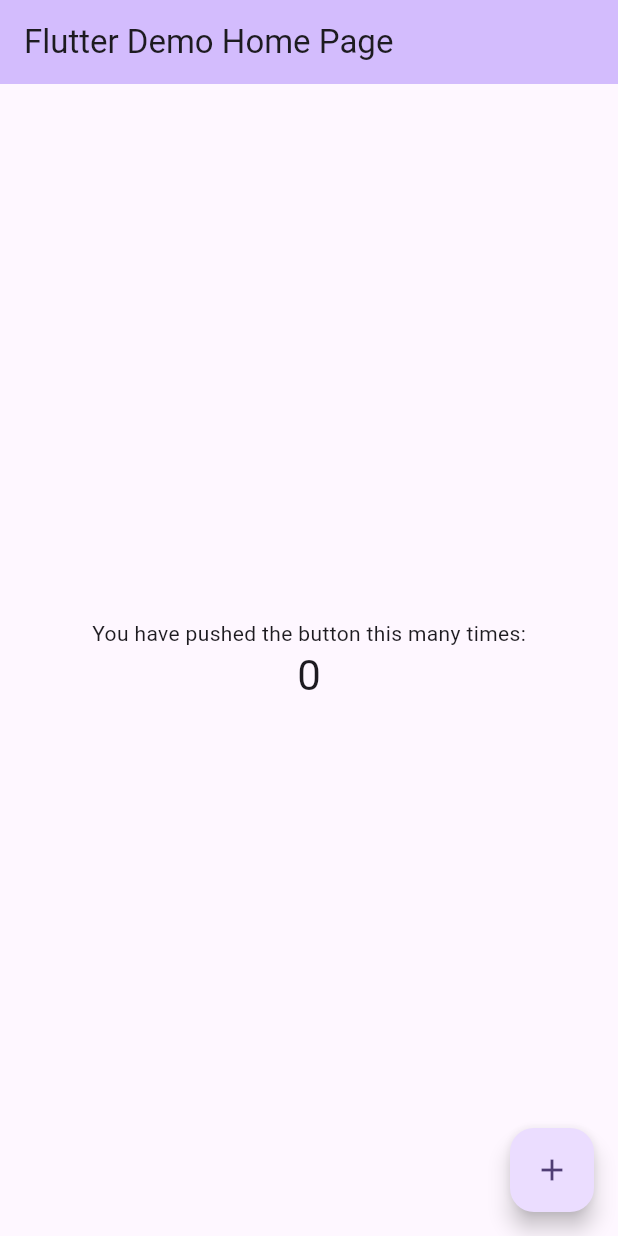
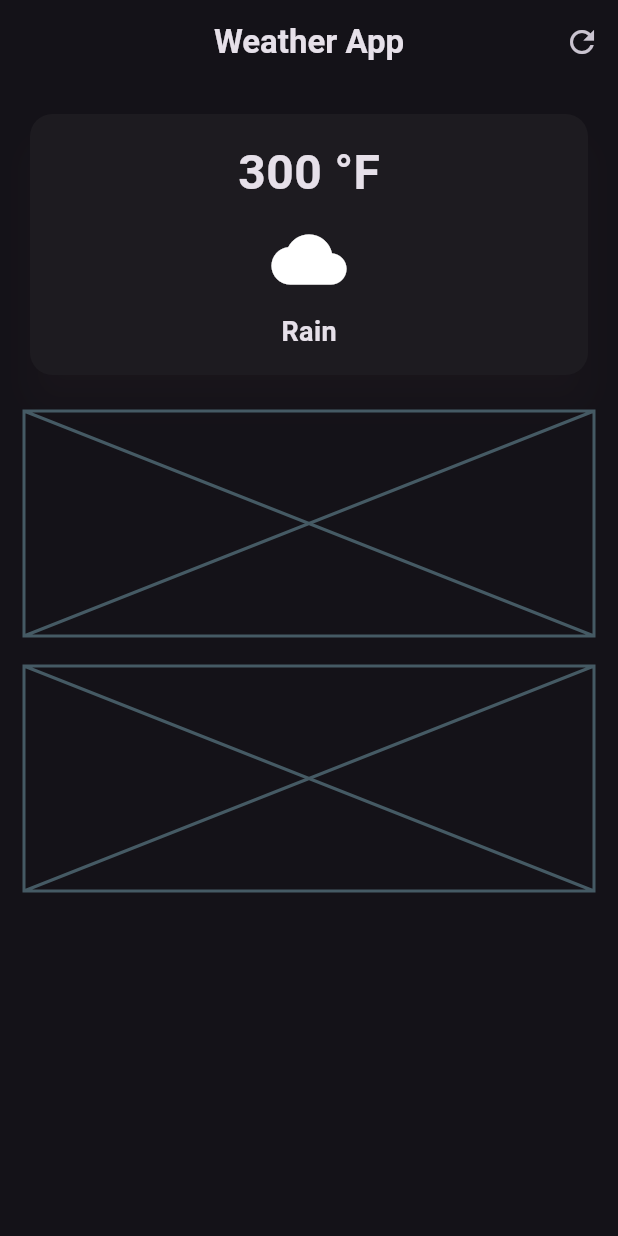
Before and after one commit to boysenberrys/learning-dart, a Flutter app: the screen it shows after launch, on a phone screen of 412 x 824 dp. Run offline on Flutter 3.47's test engine with Material 3 defaults, Android fonts, the phone set to English and light mode, and no system bars.

Commit message:
creating card UI

```diff
--- a/FlutterProjects/weather__app/lib/main.dart
+++ b/FlutterProjects/weather__app/lib/main.dart
@@ -1,122 +1,18 @@
 import 'package:flutter/material.dart';
+import 'package:weather__app/weather_screep.dart';
 
 void main() {
   runApp(const MyApp());
 }
-
 class MyApp extends StatelessWidget {
   const MyApp({super.key});
 
-  // This widget is the root of your application.
   @override
   Widget build(BuildContext context) {
     return MaterialApp(
-      title: 'Flutter Demo',
-      theme: ThemeData(
-        // This is the theme of your application.
-        //
-        // TRY THIS: Try running your application with "flutter run". You'll see
-        // the application has a purple toolbar. Then, without quitting the app,
-        // try changing the seedColor in the colorScheme below to Colors.green
-        // and then invoke "hot reload" (save your changes or press the "hot
-        // reload" button in a Flutter-supported IDE, or press "r" if you used
-        // the command line to start the app).
-        //
-        // Notice that the counter didn't reset back to zero; the application
-        // state is not lost during the reload. To reset the state, use hot
-        // restart instead.
-        //
-        // This works for code too, not just values: Most code changes can be
-        // tested with just a hot reload.
-        colorScheme: .fromSeed(seedColor: Colors.deepPurple),
-      ),
-      home: const MyHomePage(title: 'Flutter Demo Home Page'),
+      debugShowCheckedModeBanner: false,
+      theme: ThemeData.dark(useMaterial3: true),
+      home: MyWeatherScreenApp()
     );
   }
 }
-
-class MyHomePage extends StatefulWidget {
-  const MyHomePage({super.key, required this.title});
-
-  // This widget is the home page of your application. It is stateful, meaning
-  // that it has a State object (defined below) that contains fields that affect
-  // how it looks.
-
-  // This class is the configuration for the state. It holds the values (in this
-  // case the title) provided by the parent (in this case the App widget) and
-  // used by the build method of the State. Fields in a Widget subclass are
-  // always marked "final".
-
-  final String title;
-
-  @override
-  State<MyHomePage> createState() => _MyHomePageState();
-}
-
-class _MyHomePageState extends State<MyHomePage> {
-  int _counter = 0;
-
-  void _incrementCounter() {
-    setState(() {
-      // This call to setState tells the Flutter framework that something has
-      // changed in this State, which causes it to rerun the build method below
-      // so that the display can reflect the updated values. If we changed
-      // _counter without calling setState(), then the build method would not be
-      // called again, and so nothing would appear to happen.
-      _counter++;
-    });
-  }
-
-  @override
-  Widget build(BuildContext context) {
-    // This method is rerun every time setState is called, for instance as done
-    // by the _incrementCounter method above.
-    //
-    // The Flutter framework has been optimized to make rerunning build methods
-    // fast, so that you can just rebuild anything that needs updating rather
-    // than having to individually change instances of widgets.
-    return Scaffold(
-      appBar: AppBar(
-        // TRY THIS: Try changing the color here to a specific color (to
-        // Colors.amber, perhaps?) and trigger a hot reload to see the AppBar
-        // change color while the other colors stay the same.
-        backgroundColor: Theme.of(context).colorScheme.inversePrimary,
-        // Here we take the value from the MyHomePage object that was created by
-        // the App.build method, and use it to set our appbar title.
-        title: Text(widget.title),
-      ),
-      body: Center(
-        // Center is a layout widget. It takes a single child and positions it
-        // in the middle of the parent.
-        child: Column(
-          // Column is also a layout widget. It takes a list of children and
-          // arranges them vertically. By default, it sizes itself to fit its
-          // children horizontally, and tries to be as tall as its parent.
-          //
-          // Column has various properties to control how it sizes itself and
-          // how it positions its children. Here we use mainAxisAlignment to
-          // center the children vertically; the main axis here is the vertical
-          // axis because Columns are vertical (the cross axis would be
-          // horizontal).
-          //
-          // TRY THIS: Invoke "debug painting" (choose the "Toggle Debug Paint"
-          // action in the IDE, or press "p" in the console), to see the
-          // wireframe for each widget.
-          mainAxisAlignment: .center,
-          children: [
-            const Text('You have pushed the button this many times:'),
-            Text(
-              '$_counter',
-              style: Theme.of(context).textTheme.headlineMedium,
-            ),
-          ],
-        ),
-      ),
-      floatingActionButton: FloatingActionButton(
-        onPressed: _incrementCounter,
-        tooltip: 'Increment',
-        child: const Icon(Icons.add),
-      ),
-    );
-  }
-}
--- /dev/null
+++ b/FlutterProjects/weather__app/lib/weather_screep.dart
@@ -0,0 +1,79 @@
+import "package:flutter/material.dart";
+
+
+class MyWeatherScreenApp extends StatelessWidget {
+  const MyWeatherScreenApp({super.key});
+
+  @override
+  Widget build(BuildContext context) {
+    return Scaffold(
+      appBar: AppBar(
+        title: Text("Weather App",
+        style: TextStyle(
+          fontWeight: FontWeight.bold,
+        ),
+        ),
+        centerTitle: true,
+        actions: [
+          IconButton(onPressed: (){},
+          icon: const Icon(Icons.refresh))
+        ],
+      ),
+      body: Padding(
+        padding: const EdgeInsets.all(16),
+        child: Column(
+          children: [
+            //MAIN CARD
+            SizedBox(
+              width: double.infinity,
+              child: Card(
+                elevation: 10,
+                shadowColor: const Color.fromARGB(31, 126, 83, 83),
+                shape: RoundedRectangleBorder(
+                  borderRadius: BorderRadius.circular(15)
+                ),
+                child: Padding(
+                  padding: const EdgeInsets.all(16),
+                  child: Column(
+                    children: [
+                      Text("300 °F",
+                      style: TextStyle(
+                        fontSize: 32,
+                        fontWeight: FontWeight.bold
+                      ),
+                      ),
+                      const SizedBox(height: 10),
+                      Icon(
+                        Icons.cloud,
+                        size: 50,
+                      ),
+                       const SizedBox(height: 10),
+                      Text("Rain",
+                      style: TextStyle(
+                        fontSize: 18,
+                        fontWeight: FontWeight.bold
+                      ),
+                      ),
+                    ],
+                  ),
+                ),
+              ),
+            ),
+            //some height box
+            const SizedBox(height: 20),
+            //forecast cards
+            const Placeholder(
+              fallbackHeight: 150,
+            ),
+            //some height box
+            const SizedBox(height: 20),
+            //forecast cards
+            const Placeholder(
+              fallbackHeight: 150,
+            )
+          ],
+        ),
+      ),
+    );
+  }
+}
```
